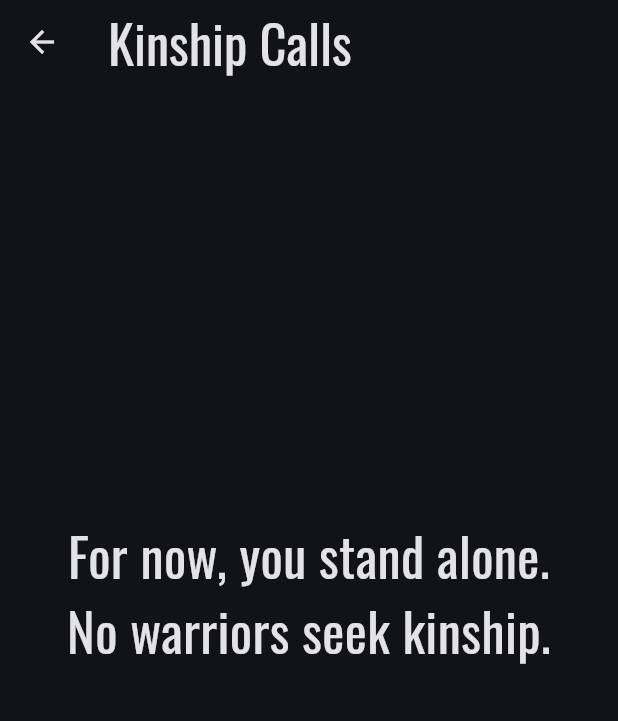
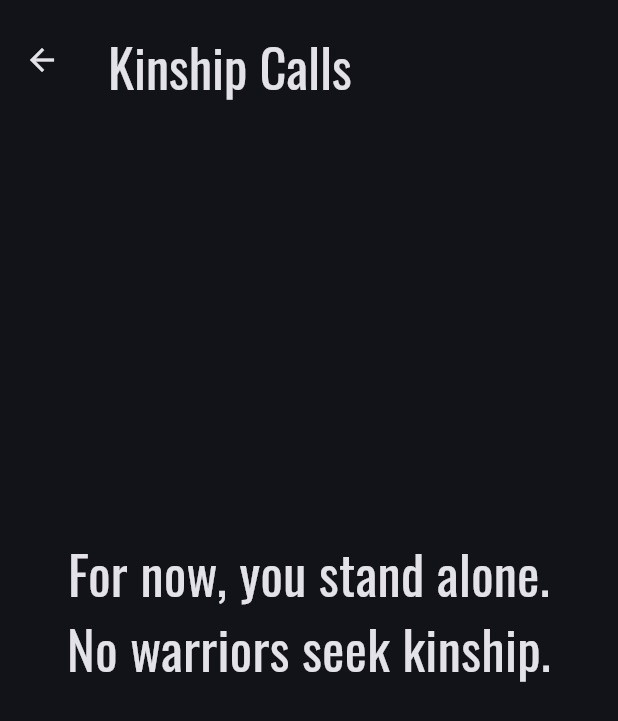
Before and after one commit to EmpathyYT/GymTracker, a Flutter app: the KinRequestRoute screen opened by its route, on a phone screen of 412 x 824 dp. Shown: the top 721 px of the screen. Run offline on Flutter 3.47's test engine with Material 3 defaults, Android fonts, the phone set to English and light mode, and no system bars; our stand-ins replace animated_text_kit, app_links, bloc, equatable, flutter_bloc, flutter_dotenv and 3 more; accounts and stored records are empty; network calls fail.

Commit message:
Enhance UI with Google Fonts, display user friends, and improve data handling
This commit introduces several improvements:

- Integrates Google Fonts (Oswald and Montserrat) for a more visually appealing UI.
- Implements the display of user friends in the main application view.
- Refactors notification handling and user data fetching for better performance and accuracy.
- Updates the user information card dialog.
- Fuck fixes

```diff
--- a/lib/cubit/main_page_cubit.dart
+++ b/lib/cubit/main_page_cubit.dart
@@ -14,7 +14,7 @@ part 'main_page_state.dart';
 typedef RequestsSortingType = Map<String, Map<String, List<CloudNotification>>>;
 
 class MainPageCubit extends Cubit<MainPageState> {
-  final CloudUser _currentUser;
+  final CloudUser _currentUser; //todo update user info every few seconds
   bool listeningToNotifications = false;
 
   MainPageCubit(this._currentUser) : super(const SquadSelector());
@@ -160,7 +160,7 @@ class MainPageCubit extends Cubit<MainPageState> {
         );
       },
       (event) {
-        log(event.toString());
+        log(event.toString()); //todo make update only when accepted is changed to null, for both receiver and sender
       },
     );
 
--- a/lib/services/cloud/cloud_user.dart
+++ b/lib/services/cloud/cloud_user.dart
@@ -32,17 +32,22 @@ class CloudUser with EquatableMixin {
   CloudUser.fromSubabaseMap(Map<String, dynamic> data)
       : id = (data[idFieldName] as int).toString(),
         name = data[nameFieldName],
-        friends = (data[squadFieldName] as List<int>? ?? [])
-            .map((e) => e.toString())
-            .toList(),
-        squads = (data[squadFieldName] as List<int>? ?? [])
-            .map((e) => e.toString())
-            .toList(),
+        friends = (data[friendsFieldName] as List<dynamic>?)
+            ?.map((e) => e.toString())
+            .toList() ?? [],
+        squads = (data[squadFieldName] as List<dynamic>?)
+            ?.map((e) => e.toString())
+            .toList() ?? [],
         timeCreated = DateTime.tryParse(data[timeCreatedFieldName] as String)!,
         squadLimit = data[squadLimitFieldName] ?? 0,
         bio = data[bioFieldName] ?? "",
         level = data[levelFieldName],
         authId = data[authIdFieldName];
+
+  @override
+  String toString() {
+    return 'CloudUser(id: $id, name: $name, bio: $bio, level: $level, timeCreated: $timeCreated, squadLimit: $squadLimit, squads: $squads, friends: $friends)';
+  }
 
   @override
   List<Object?> get props => [authId];
--- a/lib/views/main_page_widgets/routes/krq_notifications.dart
+++ b/lib/views/main_page_widgets/routes/krq_notifications.dart
@@ -40,10 +40,15 @@ class _KinRequestRouteState extends State<KinRequestRoute> {
       },
       child: Scaffold(
         appBar: AppBar(
-          title: Text(
-            "Kinship Calls",
-            style: GoogleFonts.oswald(
-              fontSize: 35,
+          toolbarHeight: 80,
+
+          title: Padding(
+            padding: const EdgeInsets.only(top: 8.0),
+            child: Text(
+              "Kinship Calls",
+              style: GoogleFonts.oswald(
+                fontSize: 35,
+              ),
             ),
           ),
         ),
```
Also changed, not shown: lib/main.dart (+6 -1 lines), lib/services/cloud/supabase_database_controller.dart (+12 -11 lines), lib/utils/dialogs/user_info_card_dialog.dart (+7 -6 lines), lib/views/main_page.dart (+8 -4 lines), lib/views/main_page_widgets/kins_viewer.dart (+110 -1 lines), lib/views/main_page_widgets/routes/add_warrior.dart (+8 -4 lines), lib/views/main_page_widgets/routes/notifications.dart (+8 -4 lines).
